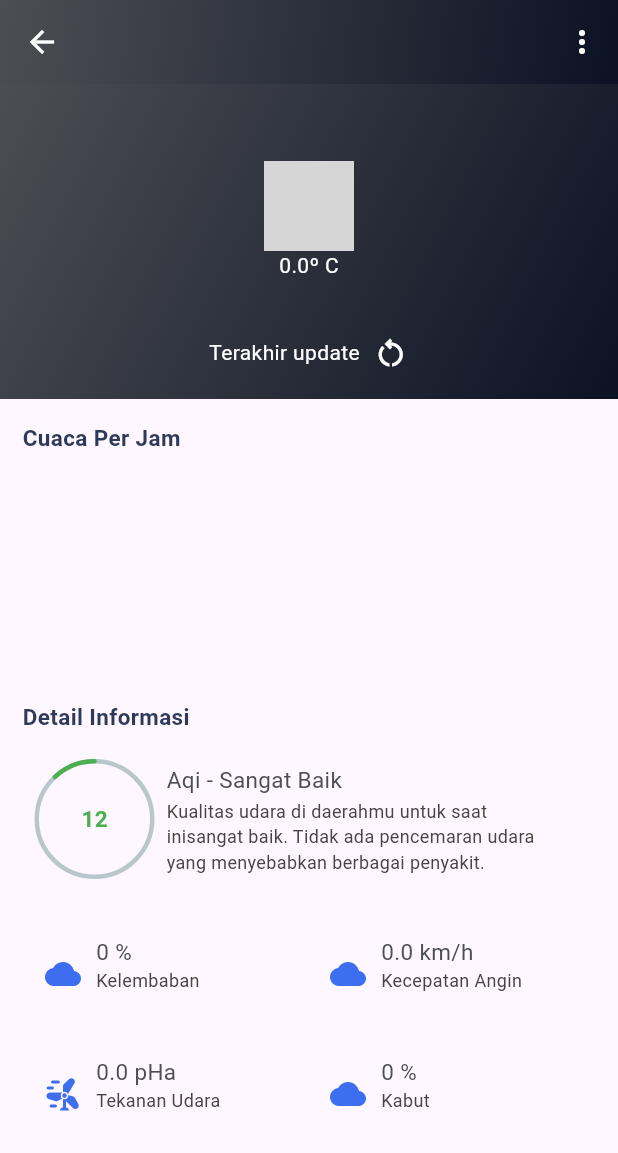
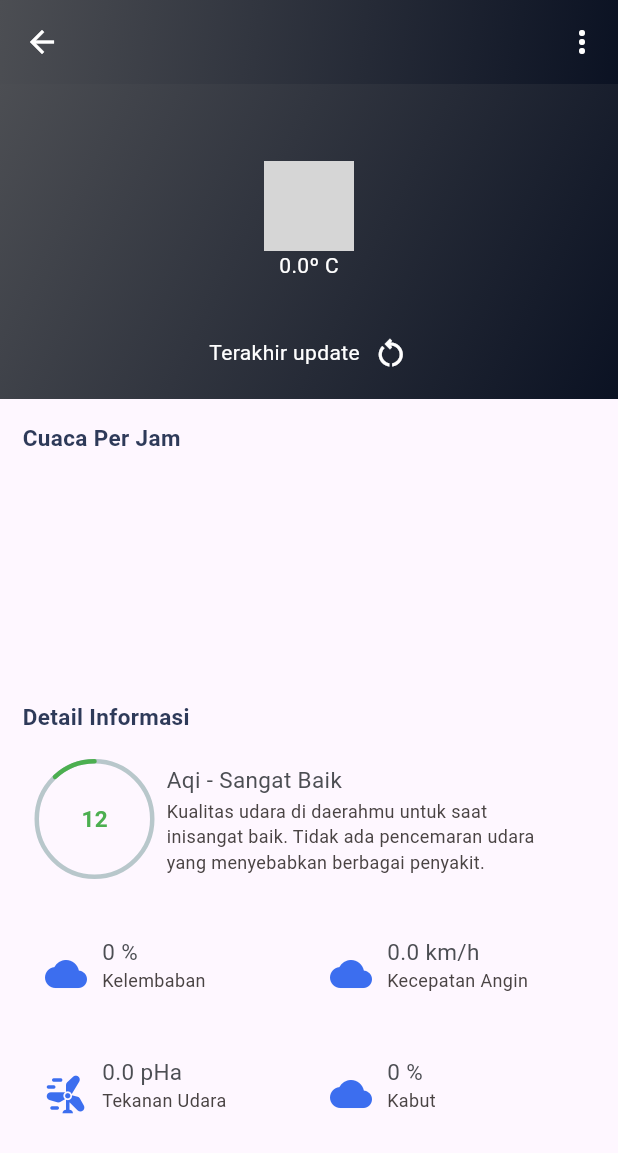
Before and after one commit to rifatkautsar/Skycast, a Flutter app: the DetailMenuHome screen opened directly with empty values, on a phone screen of 412 x 824 dp. Shown: the top 1153 px of the screen. Run offline on Flutter 3.47's test engine with Material 2 defaults, Android fonts, the phone set to English and light mode, and no system bars; drawn by our look-alikes of percent_indicator; our stand-ins replace get, google_fonts, lottie, shimmer; network calls fail; grey boxes are pictures that could not be loaded.

Commit message:
changing size of icon

```diff
--- a/lib/widgets/card_detail_cuaca.dart
+++ b/lib/widgets/card_detail_cuaca.dart
@@ -21,11 +21,10 @@ class CardDetailCuaca extends StatelessWidget {
       child: Padding(
         padding: const EdgeInsets.all(15.0),
         child: Row(
-          // mainAxisAlignment: MainAxisAlignment.center,
           children: [
             Icon(
               iconDetailCuaca,
-              size: 24, // Set the size of the icon
+              size: 28,
               color: ColorConst.blue_color3,
             ),
             const SizedBox(
```
